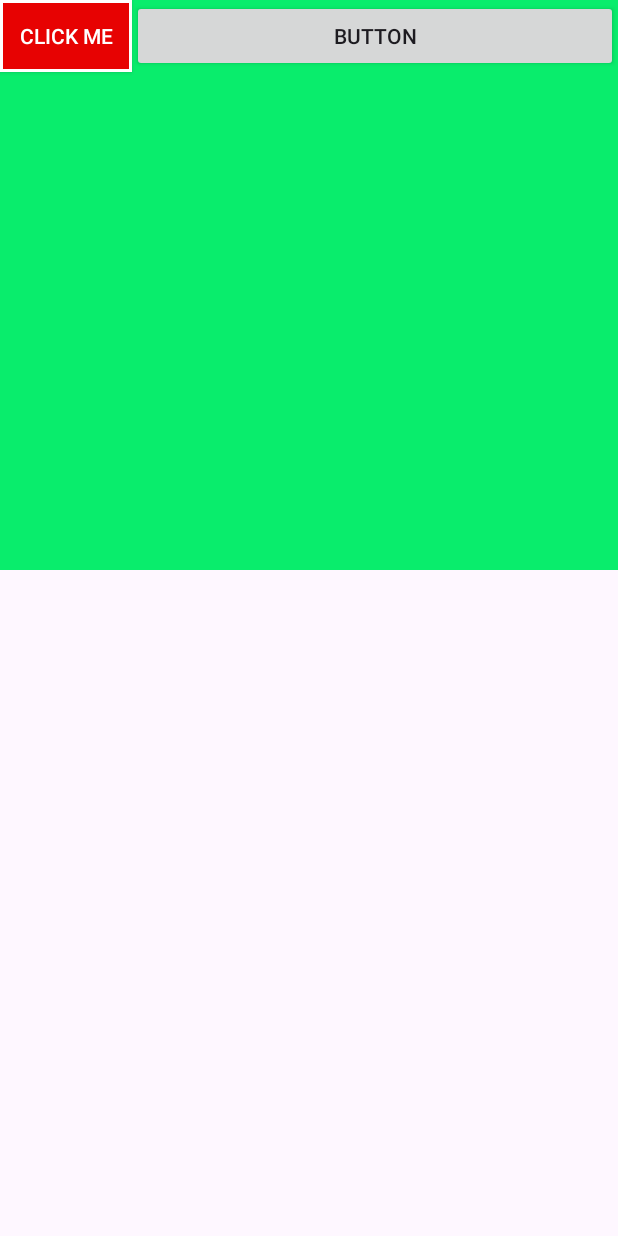
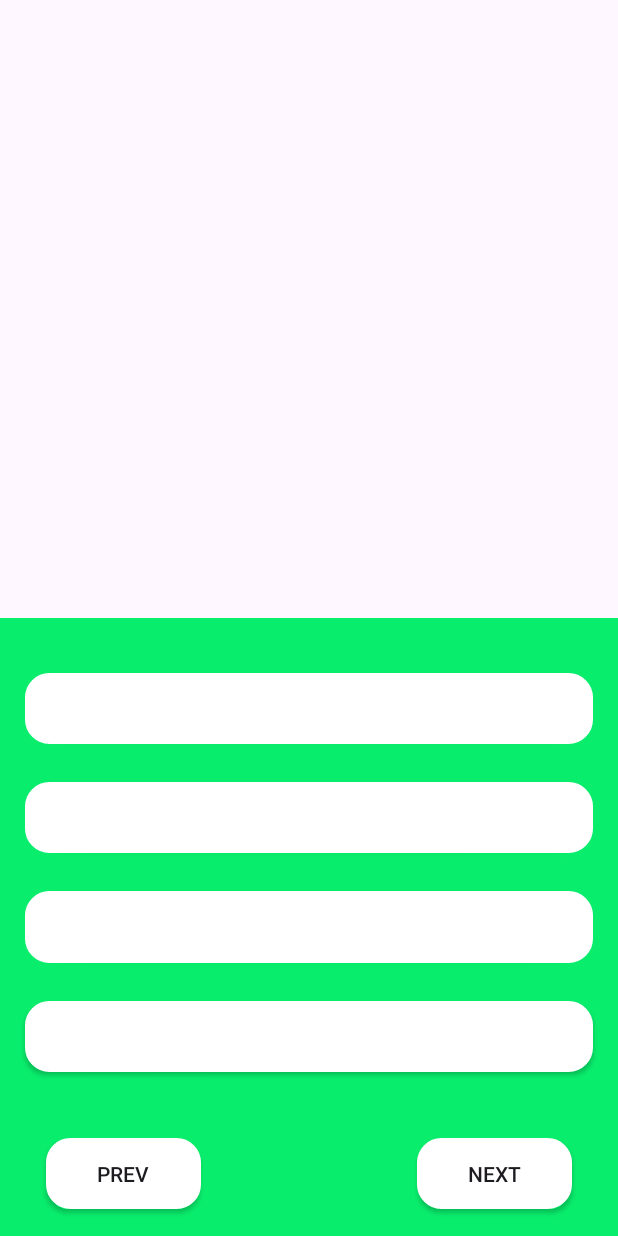
Before and after one commit to Sash0G/MU-tests, an Android app: the SecondActivity screen opened directly, with no data from a screen before it, on a phone screen of 412 x 824 dp. Run offline under Robolectric (Android 15) with nearby library versions, the phone set to English and light mode, and no system bars.

Commit message:
First Commit

```diff
--- a/app/src/main/java/com/example/mu_tests/SecondActivity.kt
+++ b/app/src/main/java/com/example/mu_tests/SecondActivity.kt
@@ -9,6 +9,19 @@ import androidx.core.view.ViewCompat
 import androidx.core.view.WindowInsetsCompat
 
 class SecondActivity : AppCompatActivity() {
+
+    private lateinit var button1: Button
+    private lateinit var button2: Button
+    private lateinit var button3: Button
+    private lateinit var button4: Button
+
+    private fun changeState(clickedButton: Button, clicked: Boolean) {
+        button1.setBackgroundResource(R.drawable.rectangle_button)
+        button2.setBackgroundResource(R.drawable.rectangle_button)
+        button3.setBackgroundResource(R.drawable.rectangle_button)
+        button4.setBackgroundResource(R.drawable.rectangle_button)
+        if (!clicked) clickedButton.setBackgroundResource(R.drawable.rectangle_button_clicked)
+    }
     override fun onCreate(savedInstanceState: Bundle?) {
         super.onCreate(savedInstanceState)
         enableEdgeToEdge()
@@ -18,22 +31,29 @@ class SecondActivity : AppCompatActivity() {
             v.setPadding(systemBars.left, systemBars.top, systemBars.right, systemBars.bottom)
             insets
         }
-        val myButton: Button = findViewById(R.id.myButton)
-        var isClicked = false
-        myButton.setOnClickListener {
-
-            if (isClicked) {
-                // Change back to the original state
-                myButton.text = "Click Me"
-                myButton.setBackgroundColor(Color.BLUE)
-            } else {
-                // Change to clicked state
-                myButton.text = "Clicked!"
-                myButton.setBackgroundColor(Color.RED)
-            }
-
-            // Toggle the flag
-            isClicked = !isClicked
+        button1 = findViewById(com.example.mu_tests.R.id.FirstChoice)
+        button2 = findViewById(R.id.SecondChoice)
+        button3 = findViewById(R.id.ThirdChoice)
+        button4 = findViewById(R.id.FourthChoice)
+        var isClicked1 = false;
+        var isClicked2 = false;
+        var isClicked3 = false;
+        var isClicked4 = false
+        button1.setOnClickListener {
+            changeState(button1, isClicked1)
+            isClicked1 = !isClicked1; isClicked2 = false; isClicked3 = false; isClicked4 = false
+        }
+        button2.setOnClickListener {
+            changeState(button2, isClicked2)
+            isClicked2 = !isClicked2; isClicked1 = false; isClicked3 = false; isClicked4 = false
+        }
+        button3.setOnClickListener {
+            changeState(button3, isClicked3)
+            isClicked3 = !isClicked3; isClicked1 = false; isClicked2 = false; isClicked4 = false
+        }
+        button4.setOnClickListener {
+            changeState(button4, isClicked4)
+            isClicked4 = !isClicked4; isClicked1 = false; isClicked2 = false; isClicked3 = false
         }
     }
 }
--- a/app/src/main/res/drawable/rectangle_button.xml
+++ b/app/src/main/res/drawable/rectangle_button.xml
@@ -1,13 +1,8 @@
 <shape xmlns:android="http://schemas.android.com/apk/res/android"
     android:shape="rectangle">
 
-    <!-- Define a solid color for the button background -->
-    <solid android:color="#E70202" /> <!-- This is the color you want for your button -->
-
-    <!-- Optional rounded corners -->
-    <corners android:radius="0dp" />
-
-    <!-- Optional border around the button -->
+    <solid android:color="#FFFFFF" />
+    <corners android:radius="15dp" />
     <stroke
         android:width="2dp"
         android:color="#FFFFFF" />
--- a/app/src/main/res/layout/activity_second.xml
+++ b/app/src/main/res/layout/activity_second.xml
@@ -7,76 +7,125 @@
     android:layout_height="match_parent"
     tools:context=".SecondActivity">
 
-    <LinearLayout
+    <androidx.constraintlayout.widget.ConstraintLayout
         android:id="@+id/linearLayout"
-        android:layout_width="410dp"
-        android:layout_height="350dp"
-        android:orientation="horizontal"
-        tools:layout_editor_absoluteX="0dp"
-        tools:layout_editor_absoluteY="1dp">
+        android:layout_width="0dp"
+        android:layout_height="0dp"
+        app:layout_constraintHeight_percent="0.5"
+        app:layout_constraintWidth_percent="1"
+        app:layout_constraintTop_toTopOf="parent"
+        app:layout_constraintBottom_toBottomOf="parent"
+        app:layout_constraintStart_toStartOf="parent"
+        app:layout_constraintEnd_toEndOf="parent"
+        app:layout_constraintVertical_bias="0">
 
-    </LinearLayout>
+    </androidx.constraintlayout.widget.ConstraintLayout>
 
-    <LinearLayout
-        android:layout_width="417dp"
-        android:layout_height="380dp"
+    <androidx.constraintlayout.widget.ConstraintLayout
+        android:layout_width="0dp"
+        android:layout_height="0dp"
+        app:layout_constraintHeight_percent="0.5"
+        app:layout_constraintWidth_percent="1"
         android:background="#09ed6c"
-        tools:layout_editor_absoluteY="351dp"
+        app:layout_constraintTop_toTopOf="parent"
+        app:layout_constraintBottom_toBottomOf="parent"
+        app:layout_constraintStart_toStartOf="parent"
+        app:layout_constraintEnd_toEndOf="parent"
+        app:layout_constraintVertical_bias="1"
         style="@null">
 
         <androidx.appcompat.widget.AppCompatButton
-            android:id="@+id/button"
-            android:layout_width="wrap_content"
-            android:layout_height="wrap_content"
-            android:layout_weight="1"
-            android:text="Button"
-            tools:layout_editor_absoluteX="251dp"
-            tools:layout_editor_absoluteY="347dp" />
-
-        <androidx.appcompat.widget.AppCompatButton
-            android:id="@+id/button3"
-            android:layout_width="wrap_content"
-            android:layout_height="wrap_content"
-            android:layout_weight="1"
-            android:text="Button"
-            tools:layout_editor_absoluteX="25dp"
-            tools:layout_editor_absoluteY="203dp" />
+            android:id="@+id/FirstChoice"
+            android:layout_width="0dp"
+            android:layout_height="0dp"
+            app:layout_constraintWidth_percent="0.92"
+            app:layout_constraintHeight_percent="0.115"
+            android:background="@drawable/rectangle_button"
+            app:layout_constraintHorizontal_bias="0.5"
+            app:layout_constraintVertical_bias="0.1"
+            app:layout_constraintStart_toStartOf="parent"
+            app:layout_constraintEnd_toEndOf="parent"
+            app:layout_constraintTop_toTopOf="parent"
+            app:layout_constraintBottom_toBottomOf="parent"
+            />
 
 
         <androidx.appcompat.widget.AppCompatButton
-            android:id="@+id/myButton"
-            android:layout_width="wrap_content"
-            android:layout_height="wrap_content"
-            android:backgroundTint="@null"
-            android:theme="@style/Theme.AppCompat"
-            android:text="Click Me"
-            android:background="@drawable/rectangle_button"/>
+            android:id="@+id/SecondChoice"
+            android:layout_width="0dp"
+            android:layout_height="0dp"
+            app:layout_constraintWidth_percent="0.92"
+            app:layout_constraintHeight_percent="0.115"
+            android:background="@drawable/rectangle_button"
+            app:layout_constraintHorizontal_bias="0.5"
+            app:layout_constraintVertical_bias="0.3"
+            app:layout_constraintStart_toStartOf="parent"
+            app:layout_constraintEnd_toEndOf="parent"
+            app:layout_constraintTop_toTopOf="parent"
+            app:layout_constraintBottom_toBottomOf="parent"
+            />
 
         <androidx.appcompat.widget.AppCompatButton
-            android:id="@+id/button5"
-            android:layout_width="match_parent"
-            android:layout_height="wrap_content"
-            android:layout_weight="1"
-            android:text="Button"
-            tools:layout_editor_absoluteX="0dp"
-            tools:layout_editor_absoluteY="140dp" />
+            android:id="@+id/ThirdChoice"
+            android:layout_width="0dp"
+            android:layout_height="0dp"
+            app:layout_constraintWidth_percent="0.92"
+            app:layout_constraintHeight_percent="0.115"
+            android:background="@drawable/rectangle_button"
+            app:layout_constraintHorizontal_bias="0.5"
+            app:layout_constraintVertical_bias="0.5"
+            app:layout_constraintStart_toStartOf="parent"
+            app:layout_constraintEnd_toEndOf="parent"
+            app:layout_constraintTop_toTopOf="parent"
+            app:layout_constraintBottom_toBottomOf="parent"
+            />
+
+        <androidx.appcompat.widget.AppCompatButton
+            android:id="@+id/FourthChoice"
+            android:layout_width="0dp"
+            android:layout_height="0dp"
+            app:layout_constraintWidth_percent="0.92"
+            app:layout_constraintHeight_percent="0.115"
+            android:background="@drawable/rectangle_button"
+            app:layout_constraintHorizontal_bias="0.5"
+            app:layout_constraintVertical_bias="0.7"
+            app:layout_constraintStart_toStartOf="parent"
+            app:layout_constraintEnd_toEndOf="parent"
+            app:layout_constraintTop_toTopOf="parent"
+            app:layout_constraintBottom_toBottomOf="parent"
+            />
 
         <androidx.appcompat.widget.AppCompatButton
             android:id="@+id/button6"
-            android:layout_width="116dp"
-            android:layout_height="wrap_content"
-            android:layout_weight="1"
-            android:text="Button"
-            tools:layout_editor_absoluteX="171dp"
-            tools:layout_editor_absoluteY="347dp" />
+            android:layout_width="0dp"
+            android:layout_height="0dp"
+            android:text="Next"
+            android:background="@drawable/rectangle_button"
+            app:layout_constraintHeight_percent="0.115"
+            app:layout_constraintWidth_percent="0.25"
+            app:layout_constraintStart_toStartOf="parent"
+            app:layout_constraintEnd_toEndOf="parent"
+            app:layout_constraintTop_toTopOf="parent"
+            app:layout_constraintBottom_toBottomOf="parent"
+            app:layout_constraintHorizontal_bias="0.9"
+            app:layout_constraintVertical_bias="0.95"
+            />
 
         <androidx.appcompat.widget.AppCompatButton
             android:id="@+id/button7"
-            android:layout_width="wrap_content"
-            android:layout_height="wrap_content"
-            android:layout_weight="1"
-            android:text="Button"
-            tools:layout_editor_absoluteX="80dp"
-            tools:layout_editor_absoluteY="328dp" />
-    </LinearLayout>
+            android:layout_width="0dp"
+            android:layout_height="0dp"
+            android:text="Prev"
+            android:background="@drawable/rectangle_button"
+            app:layout_constraintHeight_percent="0.115"
+            app:layout_constraintWidth_percent="0.25"
+            app:layout_constraintStart_toStartOf="parent"
+            app:layout_constraintEnd_toEndOf="parent"
+            app:layout_constraintTop_toTopOf="parent"
+            app:layout_constraintBottom_toBottomOf="parent"
+            app:layout_constraintHorizontal_bias="0.1"
+            app:layout_constraintVertical_bias="0.95"
+            />
+
+    </androidx.constraintlayout.widget.ConstraintLayout>
 </androidx.constraintlayout.widget.ConstraintLayout>
```
